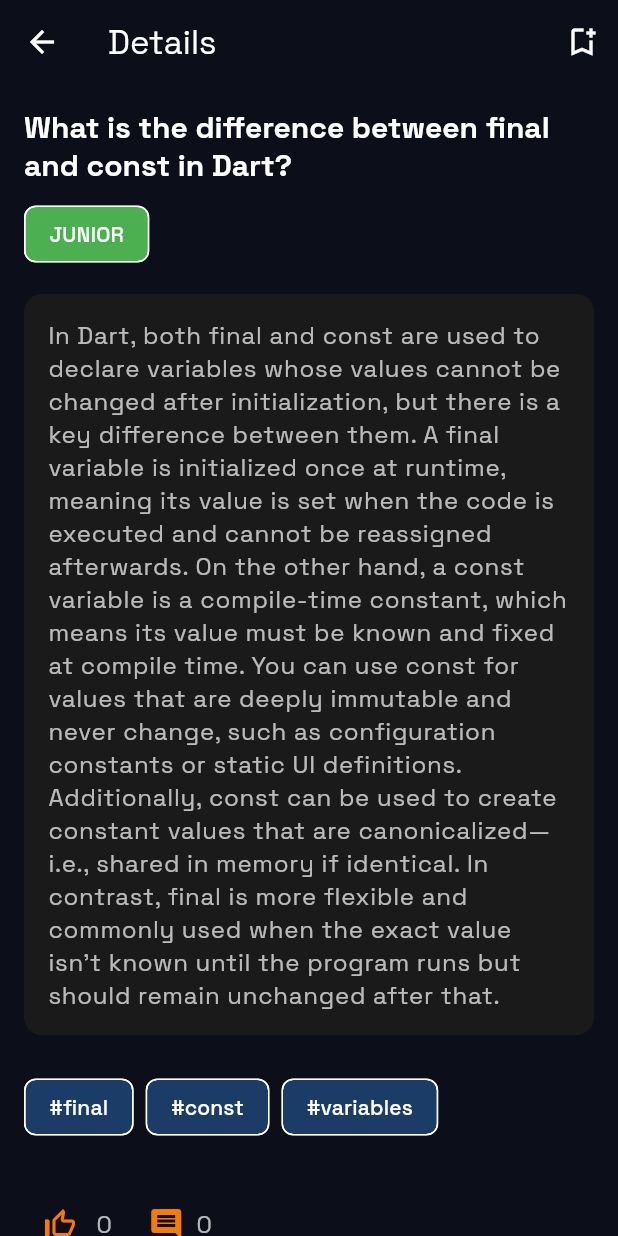
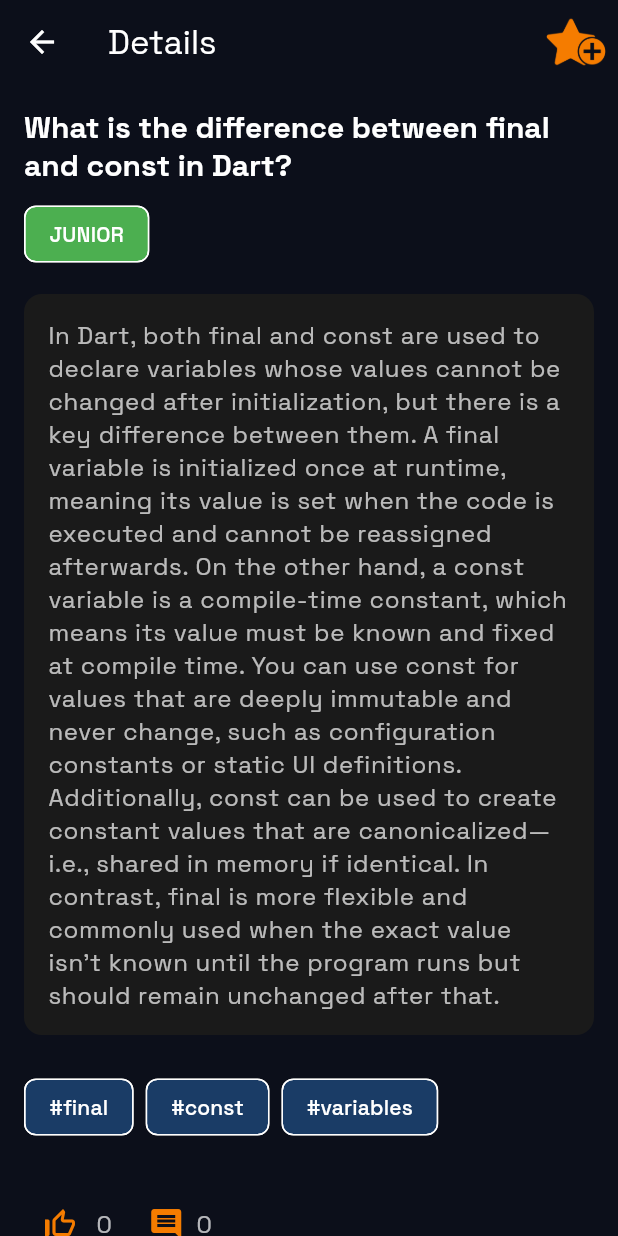
Before and after one commit to poniNa4as/Ace, a Flutter app: the QuestionDetailPage screen opened directly with sample values from the repository, on a phone screen of 412 x 824 dp. Run offline on Flutter 3.47's test engine with Material 3 defaults, Android fonts, the phone set to English and light mode, and no system bars; our stand-ins replace animated_text_kit, carousel_slider, cloud_firestore, firebase_core, flutter_riverpod, go_router and 1 more; missing offline and left inert: animated_hint_textfield; accounts and stored records are empty.

Commit message:
add favorite

```diff
--- a/lib/pages/fundamentals/fundamentals_page.dart
+++ b/lib/pages/fundamentals/fundamentals_page.dart
@@ -3,6 +3,7 @@ import 'package:ace/models/question_model.dart';
 import 'package:ace/pages/questions/widgets/question_cart.dart';
 import 'package:flutter/material.dart';
 import 'package:flutter_riverpod/flutter_riverpod.dart';
+import 'package:go_router/go_router.dart';
 
 class FundamentalsPage extends ConsumerStatefulWidget {
   final String title;
@@ -35,7 +36,10 @@ class _FundamentalsPageState extends ConsumerState<FundamentalsPage> {
       appBar: AppBar(
         title: Text(widget.title),
         actions: [
-          Icon(Icons.star, size: 30, color: Theme.of(context).primaryColor),
+           IconButton(
+          onPressed: () {
+            context.push('/favorite');
+          }, icon: Image.asset('assets/icons/favorite.png',width: 30, height: 30,))
         ],
       ),
       body: Column(
--- a/lib/pages/questions/question_page.dart
+++ b/lib/pages/questions/question_page.dart
@@ -5,6 +5,7 @@ import 'package:ace/pages/questions/widgets/custom_button.dart';
 import 'package:ace/pages/questions/widgets/question_cart.dart';
 import 'package:flutter/material.dart';
 import 'package:flutter_riverpod/flutter_riverpod.dart';
+import 'package:go_router/go_router.dart';
 
 class QuestionPage extends ConsumerStatefulWidget {
   final String title;
@@ -52,7 +53,10 @@ class _QuestionPageState extends ConsumerState<QuestionPage> {
       appBar: AppBar(
         title: Text(widget.title),
         actions: [
-          Icon(Icons.star, size: 30, color: Theme.of(context).primaryColor),
+         IconButton(
+          onPressed: () {
+            context.push('/favorite');
+          }, icon: Image.asset('assets/icons/favorite.png',width: 30, height: 30,))
         ],
       ),
       body: Column(
--- a/lib/pages/questions/single_question/question_details_page.dart
+++ b/lib/pages/questions/single_question/question_details_page.dart
@@ -1,18 +1,22 @@
+import 'package:ace/pages/questions/widgets/shake_widget.dart';
+import 'package:ace/providers/favorite_notifier.dart';
 import 'package:flutter/material.dart';
 import 'package:ace/models/question_model.dart';
+import 'package:flutter_riverpod/flutter_riverpod.dart';
 
-class QuestionDetailPage extends StatefulWidget {
+class QuestionDetailPage extends ConsumerStatefulWidget {
   final QuestionModel question;
 
   const QuestionDetailPage({super.key, required this.question});
 
   @override
-  State<QuestionDetailPage> createState() => _QuestionDetailPageState();
+  ConsumerState<QuestionDetailPage> createState() => _QuestionDetailPageState();
 }
 
-class _QuestionDetailPageState extends State<QuestionDetailPage> {
+class _QuestionDetailPageState extends ConsumerState<QuestionDetailPage> {
   bool isLiked = false;
   int likeCount = 0;
+  final shakeKey = GlobalKey<ShakeWidgetState>();
 
   @override
   void initState() {
@@ -25,29 +29,28 @@ class _QuestionDetailPageState extends State<QuestionDetailPage> {
       isLiked = !isLiked;
       likeCount += isLiked ? 1 : -1;
     });
-
-  }
-
-  void addToFavorites() {
-
-    ScaffoldMessenger.of(context).showSnackBar(
-      const SnackBar(content: Text('Added to favorites')),
-    );
   }
 
   @override
   Widget build(BuildContext context) {
     final theme = Theme.of(context);
     final question = widget.question;
+    final favoriteNotifier = ref.read(favorProvider.notifier);
 
     return Scaffold(
       appBar: AppBar(
         title: const Text('Details'),
         actions: [
-          IconButton(
-            icon: const Icon(Icons.bookmark_add_outlined),
-            onPressed: addToFavorites,
-            tooltip: 'Add to favorites',
+          ShakeWidget(
+            key: shakeKey,
+            child: IconButton(
+              icon: Image.asset('assets/icons/add.png', color: Theme.of(context).primaryColor,),
+
+              onPressed: () {
+                shakeKey.currentState?.shake();
+                favoriteNotifier.addToFav(question);
+              },
+            ),
           ),
         ],
       ),
@@ -88,7 +91,8 @@ class _QuestionDetailPageState extends State<QuestionDetailPage> {
             Wrap(
               spacing: 8,
               runSpacing: 8,
-              children: question.tags.map((tag) {
+              children:
+                  question.tags.map((tag) {
                     return Chip(
                       label: Text('#$tag'),
                       backgroundColor: theme.colorScheme.secondary,
@@ -108,10 +112,7 @@ class _QuestionDetailPageState extends State<QuestionDetailPage> {
                   ),
                   onPressed: toggleLike,
                 ),
-                Text(
-                  '$likeCount',
-                  style: theme.textTheme.bodyLarge,
-                ),
+                Text('$likeCount', style: theme.textTheme.bodyLarge),
                 const SizedBox(width: 24),
                 Icon(Icons.comment, color: theme.primaryColor),
                 const SizedBox(width: 8),
--- /dev/null
+++ b/lib/pages/questions/widgets/shake_widget.dart
@@ -0,0 +1,58 @@
+import 'package:flutter/material.dart';
+
+class ShakeWidget extends StatefulWidget {
+  final Widget child;
+  final Duration duration;
+
+  const ShakeWidget({
+    super.key,
+    required this.child,
+    this.duration = const Duration(milliseconds: 500),
+  });
+
+  @override
+  ShakeWidgetState createState() => ShakeWidgetState();
+}
+
+class ShakeWidgetState extends State<ShakeWidget>
+    with SingleTickerProviderStateMixin {
+  late AnimationController _controller;
+  late Animation<double> _offsetAnimation;
+
+  @override
+  void initState() {
+    super.initState();
+    _controller = AnimationController(vsync: this, duration: widget.duration);
+
+    _offsetAnimation = TweenSequence([
+      TweenSequenceItem(tween: Tween(begin: 0.0, end: 10.0), weight: 1),
+      TweenSequenceItem(tween: Tween(begin: 10.0, end: -10.0), weight: 2),
+      TweenSequenceItem(tween: Tween(begin: -10.0, end: 10.0), weight: 2),
+      TweenSequenceItem(tween: Tween(begin: 10.0, end: 0.0), weight: 1),
+    ]).animate(_controller);
+  }
+
+  void shake() {
+    _controller.forward(from: 0.0);
+  }
+
+  @override
+  void dispose() {
+    _controller.dispose();
+    super.dispose();
+  }
+
+  @override
+  Widget build(BuildContext context) {
+    return AnimatedBuilder(
+      animation: _offsetAnimation,
+      builder: (context, child) {
+        return Transform.translate(
+          offset: Offset(_offsetAnimation.value, 0),
+          child: child,
+        );
+      },
+      child: widget.child,
+    );
+  }
+}
--- a/lib/routers/router.dart
+++ b/lib/routers/router.dart
@@ -1,6 +1,7 @@
 import 'package:ace/models/question_model.dart';
 import 'package:ace/pages/admin_page.dart';
 import 'package:ace/pages/basic/basic_page.dart';
+import 'package:ace/pages/favorite/favorite_page.dart';
 import 'package:ace/pages/frameworks/frameworks_page.dart';
 import 'package:ace/pages/fundamentals/fundamentals_page.dart';
 import 'package:ace/pages/home/home_page.dart';
@@ -16,6 +17,7 @@ final router = GoRouter(
     GoRoute(path: '/frameworks', builder: (context, state) => FrameworksPage()),
     GoRoute(path: '/basic', builder: (context, state) => BasicPage()),
     GoRoute(path: '/languages', builder: (context, state) => LanguagesPage()),
+    GoRoute(path: '/favorite', builder: (context, state) => FavoritePage()),
     GoRoute(
       path: '/question_details',
       builder: (context, state) {
--- a/pubspec.yaml
+++ b/pubspec.yaml
@@ -46,6 +46,7 @@ dependencies:
   carousel_slider: ^5.0.0
   animated_text_kit: ^4.2.3
   animated_hint_textfield: ^1.0.3
+  flutter_shake_animated: ^0.0.5
 
 
 dev_dependencies:
```
Also changed, not shown: lib/models/question_model.dart (+13 -6 lines), lib/pages/favorite/favorite_page.dart (added, +33 -0 lines), lib/pages/favorite/widgets/favorite_dismiss_widget.dart (added, +63 -0 lines), lib/providers/favorite_notifier.dart (added, +54 -0 lines), assets/icons/add.png (added), assets/icons/favorite.png (added), pubspec.lock. Lines whose indentation alone changed are shown as unchanged.
